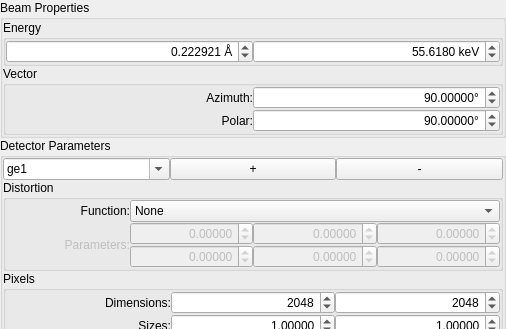
The window that hexrd/ui/resources/ui/calibration_config_widget.ui (HEXRD/hexrdgui) describes before a commit, drawn with Qt 5; both pictures show x 0 to 506 and y 0 to 329 of the 506 by 570 pixel window.
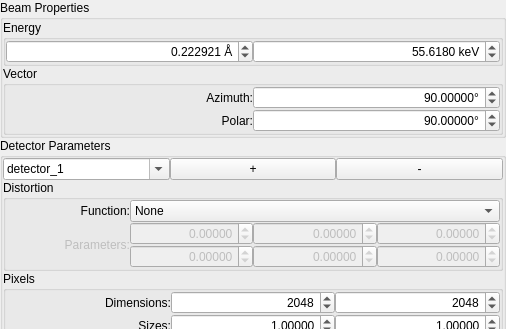
The same window after the commit. Custom widgets are drawn as their Qt base class.

Commit message:
Use one default detector, with z == -1000
We only need one default detector. Delete the other, and
rename this to "detector_1".

Also, change the z to -1000. This prevents a NaN error when
trying to display the Cartesian plot with it.

```diff
--- a/hexrd/ui/resources/ui/calibration_config_widget.ui
+++ b/hexrd/ui/resources/ui/calibration_config_widget.ui
@@ -479,9 +479,12 @@
         <property name="editable">
          <bool>true</bool>
         </property>
+        <property name="currentText">
+         <string>detector_1</string>
+        </property>
         <item>
          <property name="text">
-          <string>ge1</string>
+          <string>detector_1</string>
          </property>
         </item>
        </widget>
```
The commit also changes 3 other files.
